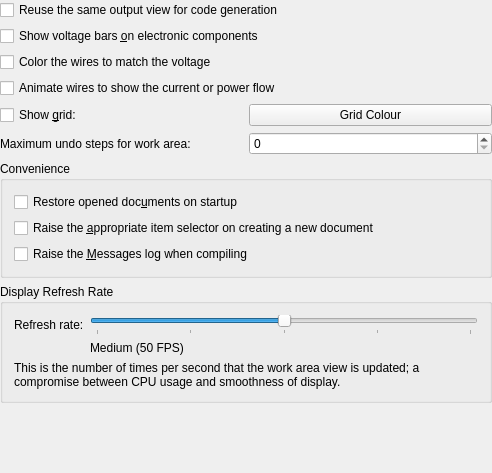
Above: src/gui/generaloptionswidget.ui from ktechlab/ktechlab before the change. Below: the same form after it.
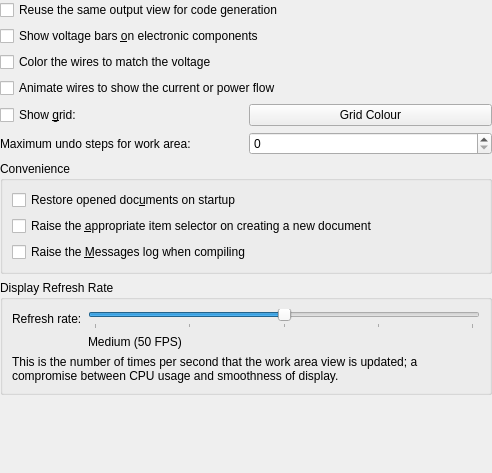
That is the form after the change. Custom widgets are drawn as their Qt base class.

Commit message: UI files: remove <layoutdefault>, let styles rules this

Diff of the .ui file:
```diff
--- a/src/gui/generaloptionswidget.ui
+++ b/src/gui/generaloptionswidget.ui
@@ -228,7 +228,6 @@
    </item>
   </layout>
  </widget>
- <layoutdefault spacing="6" margin="11"/>
  <customwidgets>
   <customwidget>
    <class>KIntSpinBox</class>
```
The commit also changes 18 other files.
